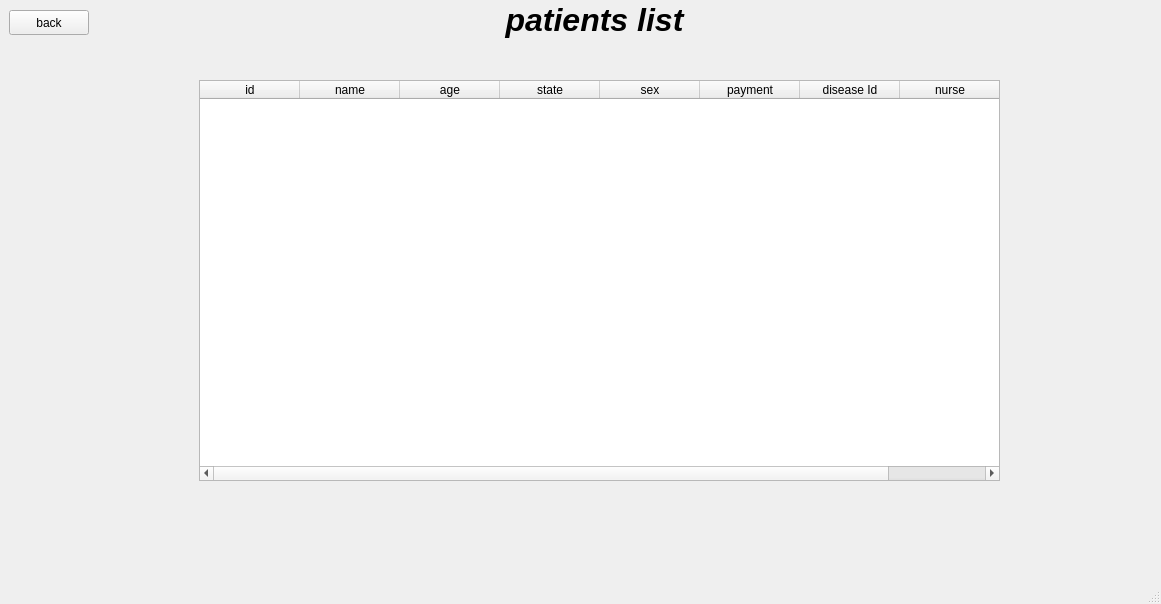
This is hospital/mainwindow.ui in midou5098/hospital-remake as Qt 5 draws it before an edit. The edited form follows.
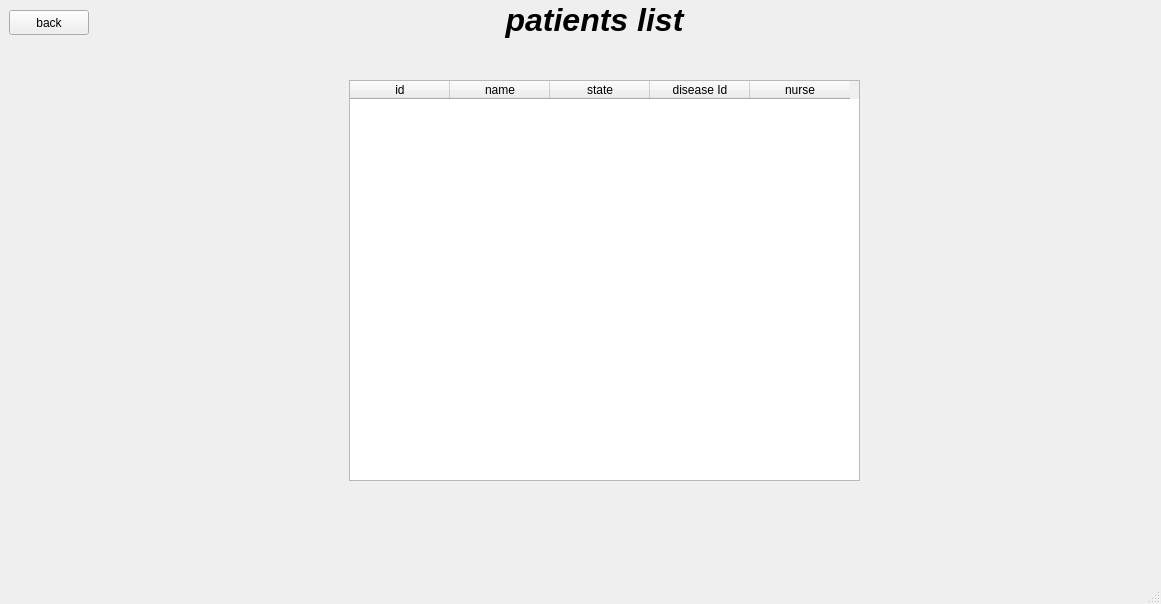
This is the edited form. The open tabs and pages were chosen to show the change.

```diff
--- a/hospital/mainwindow.ui
+++ b/hospital/mainwindow.ui
@@ -1638,9 +1638,9 @@
      <widget class="QTableWidget" name="tableWidget_3">
       <property name="geometry">
        <rect>
-        <x>200</x>
+        <x>350</x>
         <y>80</y>
-        <width>801</width>
+        <width>511</width>
         <height>401</height>
        </rect>
       </property>
@@ -1654,26 +1654,11 @@
         <string>name</string>
        </property>
       </column>
-      <column>
-       <property name="text">
-        <string>age</string>
-       </property>
-      </column>
       <column>
        <property name="text">
         <string>state</string>
        </property>
       </column>
-      <column>
-       <property name="text">
-        <string>sex</string>
-       </property>
-      </column>
-      <column>
-       <property name="text">
-        <string>payment</string>
-       </property>
-      </column>
       <column>
        <property name="text">
         <string>disease Id</string>
```
Left out of the diff: 2 changed lines with no effect on the pictures.
